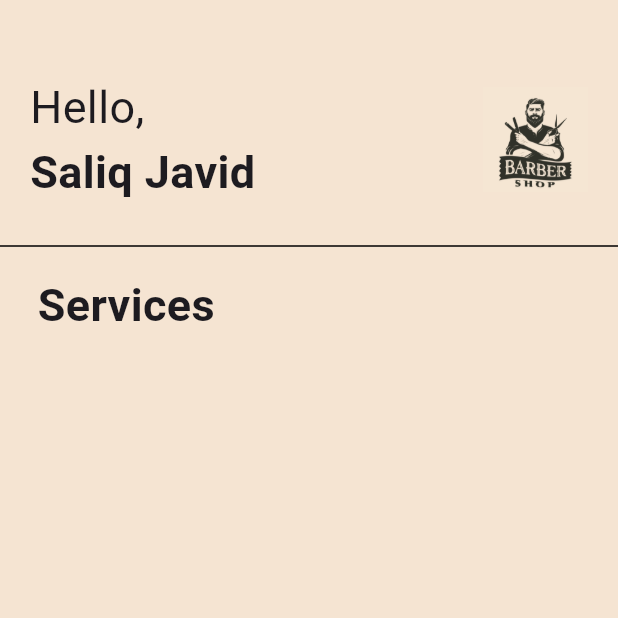
After one commit to saliq03/Trimly, a Flutter app: the screen it shows after launch, after a tap on "Get Haircut", on a phone screen of 412 x 824 dp, the top half of it. The commit adds this screen. Run offline on Flutter 3.47's test engine with Material 3 defaults, Android fonts, the light colour scheme and no system bars.

Commit message:
designing home Screen

```diff
--- /dev/null
+++ b/lib/pages/Home.dart
@@ -0,0 +1,44 @@
+import 'package:flutter/material.dart';
+
+class Home extends StatefulWidget {
+  const Home({super.key});
+
+  @override
+  State<Home> createState() => _HomeState();
+}
+
+class _HomeState extends State<Home> {
+  @override
+  Widget build(BuildContext context) {
+    return Scaffold(
+      backgroundColor: Color.fromARGB(255, 245, 228, 210),
+      body: Column(crossAxisAlignment: CrossAxisAlignment.start,
+        children: [
+          SizedBox(height: 30,),
+          Container(padding: EdgeInsets.symmetric(horizontal: 20,vertical: 20),
+            child: Row(mainAxisAlignment: MainAxisAlignment.spaceBetween,
+              children: [
+                Column(crossAxisAlignment: CrossAxisAlignment.start,
+                  children: [
+                    Text("Hello,",style: TextStyle(fontSize: 30,),),
+                    Text("Saliq Javid",style: TextStyle(fontSize: 30,fontWeight: FontWeight.bold),)
+                  ]),
+
+                Image.asset("assets/images/bg.png",height: 70,width: 70,fit: BoxFit.cover,)
+              ])),
+          Divider(color: Colors.black,),
+          Container(
+            padding: EdgeInsets.symmetric(horizontal: 25,vertical: 10),
+            child: Column(
+              children: [
+                Text("Services",style: TextStyle(fontSize: 30,fontWeight: FontWeight.bold),)
+
+              ]
+
+            ),
+          )
+        ],
+      ),
+    );
+  }
+}
--- a/lib/pages/Onboarding.dart
+++ b/lib/pages/Onboarding.dart
@@ -1,4 +1,5 @@
 import 'package:flutter/material.dart';
+import 'package:trimly/pages/Home.dart';
 
 class Onboarding extends StatefulWidget {
   const Onboarding({super.key});
@@ -20,7 +21,11 @@ class _OnboardingState extends State<Onboarding> {
             children: [Text("Admin",style: TextStyle(fontWeight: FontWeight.bold,fontSize: 22,color: Colors.black,fontStyle: FontStyle.italic),),SizedBox(width: 20)]),
           Image.asset("assets/images/bg.png"),
           SizedBox(height: 40,),
-          Material(
+          GestureDetector(
+            onTap: (){
+              Navigator.push(context, MaterialPageRoute(builder: (context)=>Home()));
+            },
+            child: Material(
               elevation: 9,
                 borderRadius: BorderRadius.circular(25),
               child: Container(
@@ -32,6 +37,7 @@ class _OnboardingState extends State<Onboarding> {
                 ),
                 child: Center(child: Text("Get Haircut",style: TextStyle(color: Colors.white,fontSize: 30,fontWeight: FontWeight.bold,fontStyle: FontStyle.italic),)),
               ),
+            ),
           )
         ],
       ),
```
Lines whose indentation alone changed are shown as unchanged.
